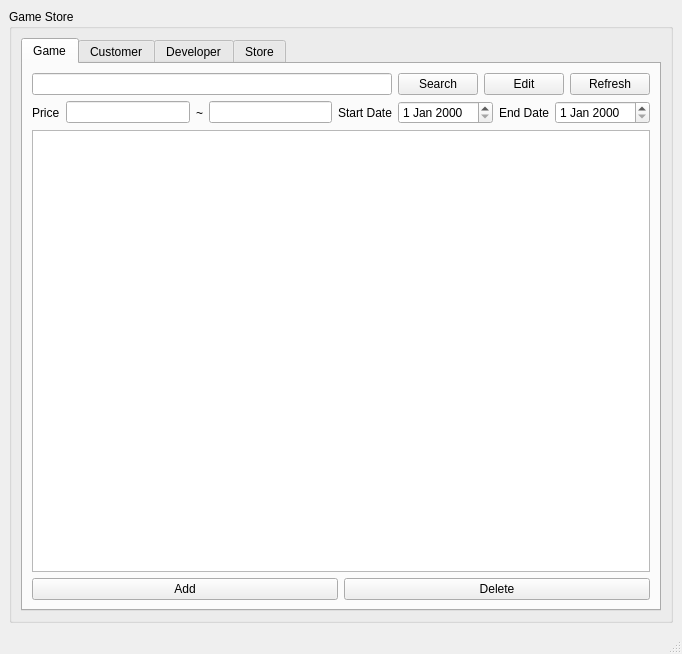
The window that a.ui (XiaoshuaiGeng/Gameshop-GSMS) describes before a commit, drawn with Qt 5.
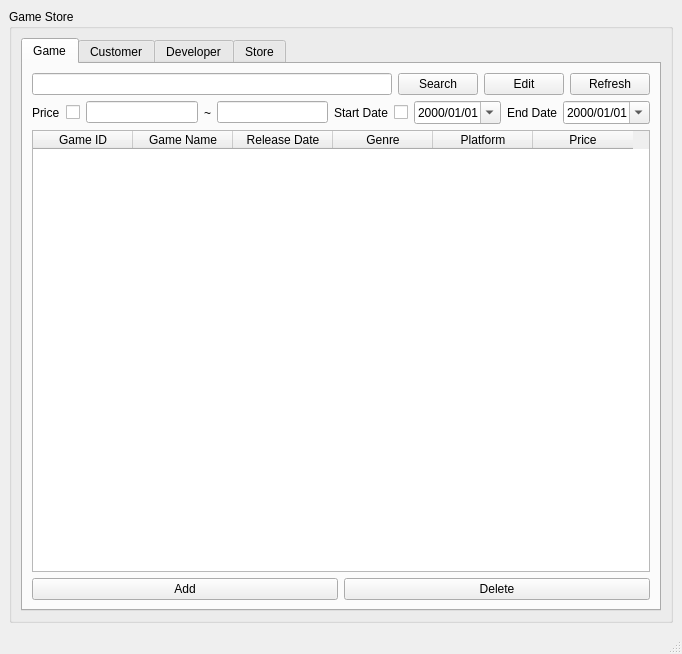
The same window after the commit. The open tabs and pages were chosen to show the change.

Commit message: - Add 2 Checkboxes on Game tab - Search store by id now available - Add column headers for all tabs - Rename copy.py to GUI.py - Remove redundant method ListAll() for search game, now search button will connect searchGame() directly - GUI now support Sort by Column(ASC/DESC)

Patch:
```diff
--- a/a.ui
+++ b/a.ui
@@ -80,6 +80,13 @@
                      </property>
                     </widget>
                    </item>
+                   <item>
+                    <widget class="QCheckBox" name="checkBox">
+                     <property name="text">
+                      <string/>
+                     </property>
+                    </widget>
+                   </item>
                    <item>
                     <widget class="QLineEdit" name="StartGame"/>
                    </item>
@@ -101,7 +108,30 @@
                     </widget>
                    </item>
                    <item>
-                    <widget class="QDateEdit" name="dateEdit"/>
+                    <widget class="QCheckBox" name="checkBox_2">
+                     <property name="text">
+                      <string/>
+                     </property>
+                    </widget>
+                   </item>
+                   <item>
+                    <widget class="QDateEdit" name="dateEdit">
+                     <property name="autoFillBackground">
+                      <bool>false</bool>
+                     </property>
+                     <property name="currentSection">
+                      <enum>QDateTimeEdit::DaySection</enum>
+                     </property>
+                     <property name="displayFormat">
+                      <string>yyyy/MM/dd</string>
+                     </property>
+                     <property name="calendarPopup">
+                      <bool>true</bool>
+                     </property>
+                     <property name="timeSpec">
+                      <enum>Qt::LocalTime</enum>
+                     </property>
+                    </widget>
                    </item>
                    <item>
                     <widget class="QLabel" name="label_8">
@@ -111,7 +141,17 @@
                     </widget>
                    </item>
                    <item>
-                    <widget class="QDateEdit" name="dateEdit_2"/>
+                    <widget class="QDateEdit" name="dateEdit_2">
+                     <property name="currentSection">
+                      <enum>QDateTimeEdit::DaySection</enum>
+                     </property>
+                     <property name="displayFormat">
+                      <string>yyyy/MM/dd</string>
+                     </property>
+                     <property name="calendarPopup">
+                      <bool>true</bool>
+                     </property>
+                    </widget>
                    </item>
                   </layout>
                  </item>
@@ -138,6 +178,42 @@
                    <property name="editTriggers">
                     <set>QAbstractItemView::NoEditTriggers</set>
                    </property>
+                   <property name="sortingEnabled">
+                    <bool>true</bool>
+                   </property>
+                   <attribute name="horizontalHeaderCascadingSectionResizes">
+                    <bool>true</bool>
+                   </attribute>
+                   <column>
+                    <property name="text">
+                     <string>Game ID</string>
+                    </property>
+                   </column>
+                   <column>
+                    <property name="text">
+                     <string>Game Name</string>
+                    </property>
+                   </column>
+                   <column>
+                    <property name="text">
+                     <string>Release Date</string>
+                    </property>
+                   </column>
+                   <column>
+                    <property name="text">
+                     <string>Genre</string>
+                    </property>
+                   </column>
+                   <column>
+                    <property name="text">
+                     <string>Platform</string>
+                    </property>
+                   </column>
+                   <column>
+                    <property name="text">
+                     <string>Price</string>
+                    </property>
+                   </column>
                   </widget>
                  </item>
                  <item>
```
Left out of the diff: 54 changed lines with no effect on the pictures. The commit also changes 4 other files.
